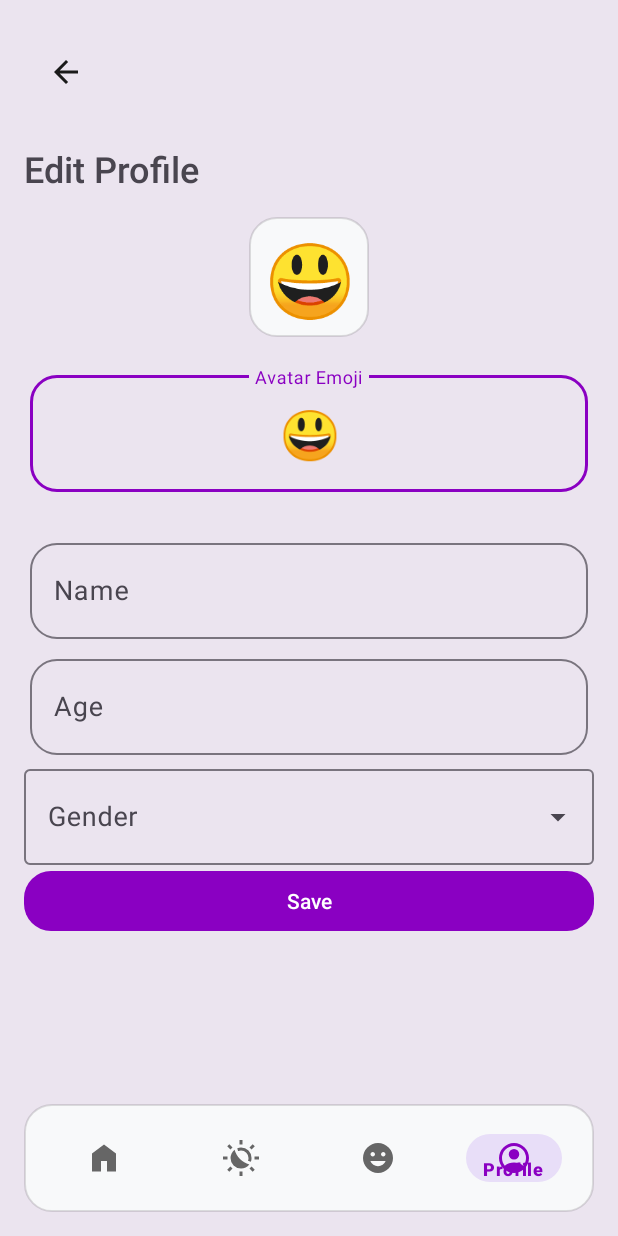
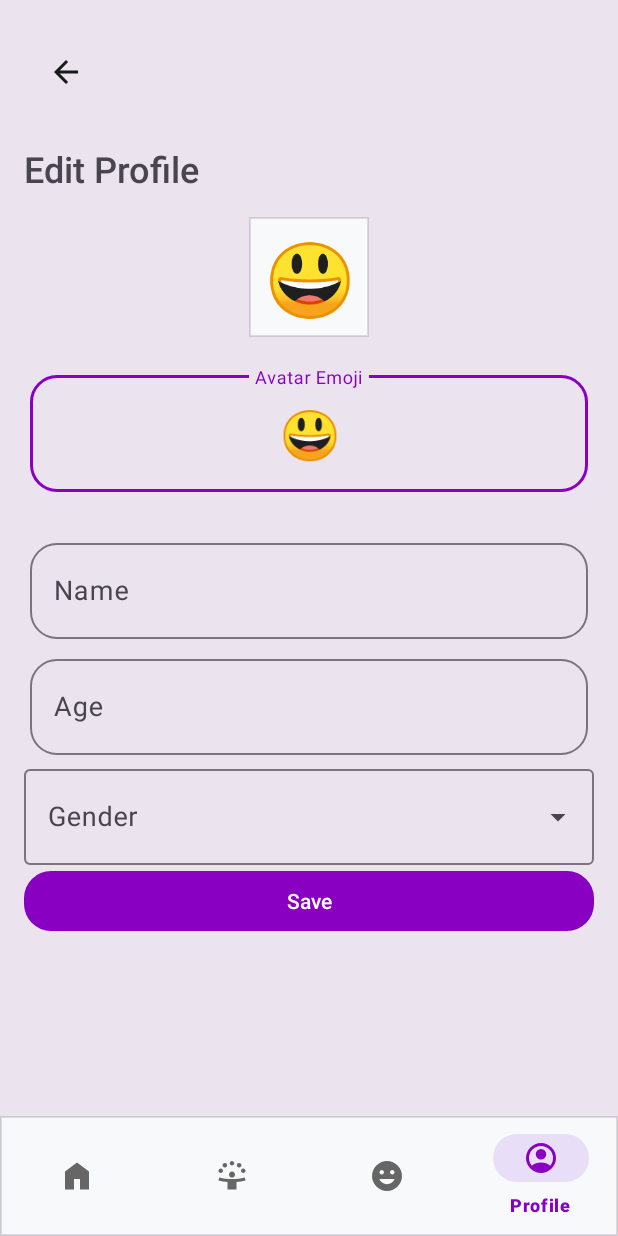
Before and after one commit to Vish-p0/Strive, an Android app: the EditProfileActivity screen opened directly, with no data from a screen before it, on a phone screen of 412 x 824 dp. Run offline under Robolectric (Android 15) with nearby library versions, the phone set to English and light mode, and no system bars.

Commit message:
fix nav bar

```diff
--- a/app/src/main/res/drawable/bg_bottom_nav.xml
+++ b/app/src/main/res/drawable/bg_bottom_nav.xml
@@ -1,7 +1,5 @@
 <?xml version="1.0" encoding="utf-8"?>
 <shape xmlns:android="http://schemas.android.com/apk/res/android" android:shape="rectangle">
     <solid android:color="@color/cardBackground"/>
-    <corners android:radius="@dimen/card_corner" />
     <stroke android:width="1dp" android:color="#1F000000"/>
-    <padding android:left="8dp" android:top="8dp" android:right="8dp" android:bottom="8dp" />
 </shape>
--- a/app/src/main/res/drawable/ic_habit.xml
+++ b/app/src/main/res/drawable/ic_habit.xml
@@ -4,6 +4,6 @@
     android:viewportWidth="960"
     android:viewportHeight="960">
   <path
-      android:pathData="M453,508q51,51 114,87.5T702,652q-40,51 -98,79.5T481,760q-117,0 -198.5,-81.5T201,480q0,-65 28.5,-123t79.5,-98q20,72 56.5,135T453,508ZM743,580q-20,-5 -39.5,-11T665,555q8,-18 11.5,-36.5T680,480q0,-83 -58.5,-141.5T480,280q-20,0 -38.5,3.5T405,295q-8,-19 -13.5,-38T381,218q24,-9 49,-13.5t51,-4.5q117,0 198.5,81.5T761,480q0,26 -4.5,51T743,580ZM440,120v-120h80v120h-80ZM440,960v-120h80L520,960h-80ZM763,254 L706,197 791,113 848,169 763,254ZM169,847l-57,-56 85,-85 57,57 -85,84ZM840,520v-80h120v80L840,520ZM0,520v-80h120v80L0,520ZM791,848 L706,763 763,706 847,791 791,848ZM197,254l-84,-85 56,-57 85,85 -57,57Z"
+      android:pathData="M360,840v-200q-62,-5 -121.5,-14T120,600l20,-80q83,23 168,31.5t172,8.5q86,0 171,-8.5T820,520l20,80q-60,17 -119.5,26T600,640v200L360,840ZM480,520q-34,0 -57,-23t-23,-57q0,-33 23,-56.5t57,-23.5q33,0 56.5,23.5T560,440q0,34 -23.5,57T480,520ZM180,400q-26,0 -43,-17t-17,-43q0,-25 17,-42.5t43,-17.5q25,0 42.5,17.5T240,340q0,26 -17.5,43T180,400ZM780,400q-26,0 -43,-17t-17,-43q0,-25 17,-42.5t43,-17.5q25,0 42.5,17.5T840,340q0,26 -17.5,43T780,400ZM290,250q-26,0 -43,-17t-17,-43q0,-25 17,-42.5t43,-17.5q25,0 42.5,17.5T350,190q0,26 -17.5,43T290,250ZM670,250q-26,0 -43,-17t-17,-43q0,-25 17,-42.5t43,-17.5q25,0 42.5,17.5T730,190q0,26 -17.5,43T670,250ZM480,200q-26,0 -43,-17t-17,-43q0,-25 17,-42.5t43,-17.5q25,0 42.5,17.5T540,140q0,26 -17.5,43T480,200Z"
       android:fillColor="#ffffff"/>
 </vector>
--- a/app/src/main/res/values/dimens.xml
+++ b/app/src/main/res/values/dimens.xml
@@ -27,10 +27,10 @@
     <dimen name="fab_size">56dp</dimen>
     <dimen name="fab_margin">16dp</dimen>
 
-    <!-- Bottom Navigation -->
-    <dimen name="bottom_nav_height">72dp</dimen>
-    <dimen name="bottom_nav_margin">16dp</dimen>
-    <dimen name="bottom_nav_corner">18dp</dimen>
+    <!-- Bottom Navigation (taller per request) -->
+    <dimen name="bottom_nav_height">80dp</dimen>
+    <dimen name="bottom_nav_margin">0dp</dimen>
+    <dimen name="bottom_nav_corner">0dp</dimen>
 
     <!-- Navigation Rail -->
     <dimen name="nav_rail_width">72dp</dimen>
--- a/app/src/main/res/values/themes.xml
+++ b/app/src/main/res/values/themes.xml
@@ -109,8 +109,7 @@
     <!-- Bottom Navigation -->
     <style name="Strive.BottomNavigation" parent="Widget.Material3.BottomNavigationView">
         <item name="android:background">@drawable/bg_bottom_nav</item>
-        <item name="android:layout_margin">@dimen/bottom_nav_margin</item>
-        <item name="elevation">@dimen/card_elevation</item>
+        <item name="elevation">0dp</item>
         <item name="itemActiveIndicatorStyle">@style/Strive.BottomNav.ActiveIndicator</item>
         <item name="labelVisibilityMode">selected</item>
         <item name="itemIconTint">@color/bottom_nav_icon_color</item>
```
